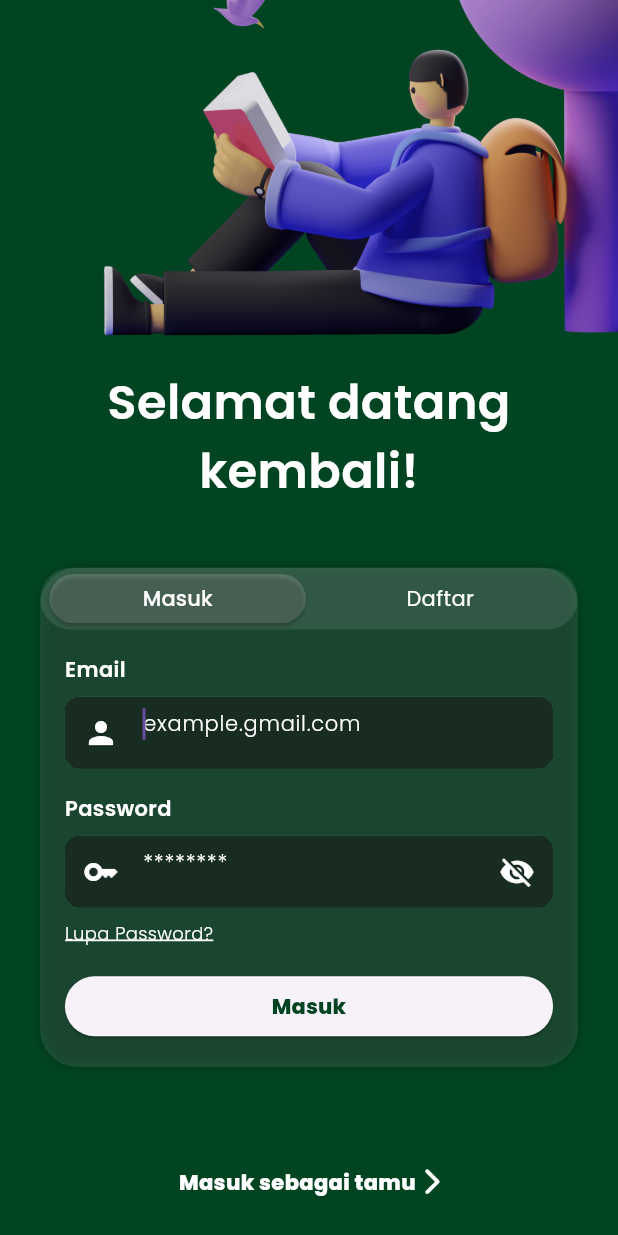
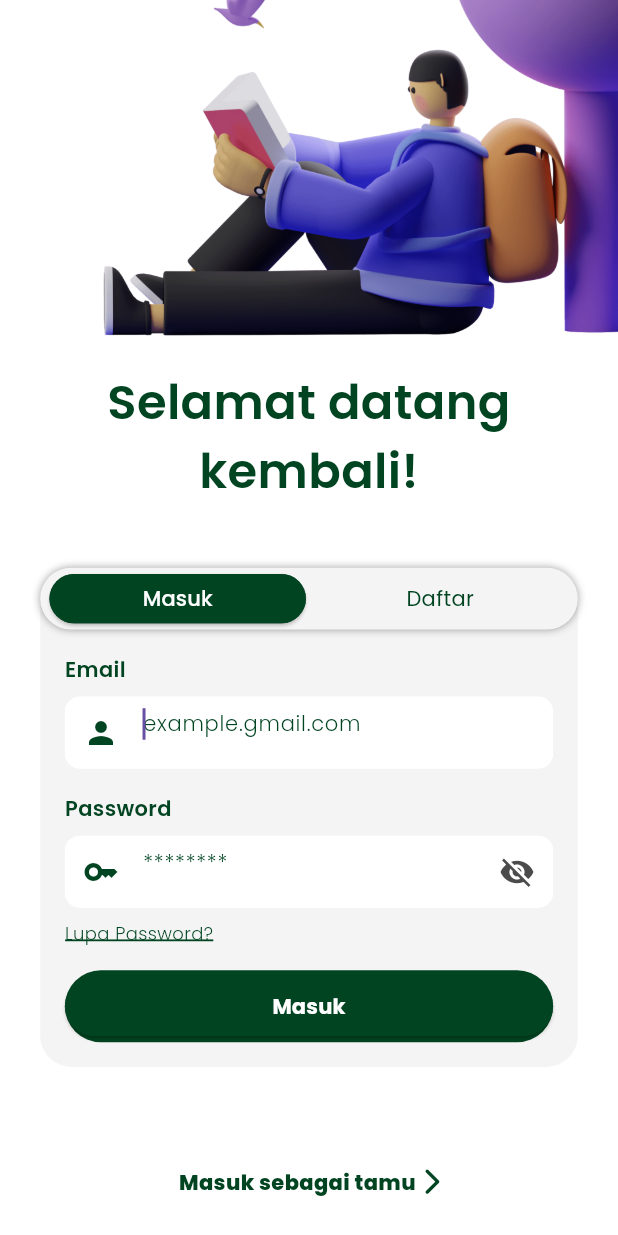
Before and after one commit to Amelinda2705/muslim-pocket, a Flutter app: the screen it shows after launch, item 3 of the bottom bar chosen, after a tap on "Masuk", on a phone screen of 412 x 824 dp. Run offline on Flutter 3.47's test engine with Material 3 defaults, Android fonts, the phone set to English and light mode, and no system bars; our stand-ins replace cloud_firestore, firebase_auth, firebase_core, flutter_local_notifications, font_awesome_flutter, geocoding and 2 more; missing offline and left inert: home_widget; accounts and stored records are empty.

Commit message:
justify spash area

```diff
--- a/lib/screens/profile/log_in.dart
+++ b/lib/screens/profile/log_in.dart
@@ -65,7 +65,7 @@ class _LoginPageState extends State<LoginPage> {
       body: SafeArea(
         child: Container(
           decoration: BoxDecoration(
-            color: Global().greenPrimary,
+            color: Global().white,
           ),
           child: CustomScrollView(
             slivers: <Widget>[
@@ -93,7 +93,7 @@ class _LoginPageState extends State<LoginPage> {
                                   style: TextStyle(
                                     fontSize: 32,
                                     fontWeight: Global().semiBold,
-                                    color: Global().white,
+                                    color: Global().greenPrimary,
                                   ),
                                   textAlign: TextAlign.center,
                                 ),
@@ -109,14 +109,8 @@ class _LoginPageState extends State<LoginPage> {
                         ),
                         width: width,
                         decoration: BoxDecoration(
-                          color: Global().bgLogin,
-                          borderRadius: BorderRadius.circular(25.0),
-                          boxShadow: const [
-                            BoxShadow(
-                              color: Colors.black26,
-                              blurRadius: 4.0,
-                            ),
-                          ],
+                          color: Global().bgBlur,
+                          borderRadius: BorderRadius.circular(21.0),
                         ),
                         child: Column(
                           children: [
@@ -128,21 +122,28 @@ class _LoginPageState extends State<LoginPage> {
                                 horizontal: width * .015,
                               ),
                               decoration: BoxDecoration(
-                                  color: Global().bgLogin,
-                                  borderRadius: BorderRadius.circular(21.0)),
+                                color: Global().bgBlur,
+                                borderRadius: BorderRadius.circular(21.0),
+                                boxShadow: const [
+                                  BoxShadow(
+                                    color: Colors.black38,
+                                    blurRadius: 4.0,
+                                  ),
+                                ],
+                              ),
                               child: Row(
                                 children: [
                                   Container(
                                     width: width * .415,
                                     decoration: BoxDecoration(
-                                        color: Global().bgLogin,
-                                        borderRadius:
-                                            BorderRadius.circular(30.0)),
+                                      color: Global().greenPrimary,
+                                      borderRadius: BorderRadius.circular(30.0),
+                                    ),
                                     child: ElevatedButton(
                                       style: ButtonStyle(
                                         backgroundColor:
                                             MaterialStateProperty.all<Color>(
-                                          Global().bgLogin,
+                                          Global().greenPrimary,
                                         ),
                                       ),
                                       onPressed: () {
@@ -186,7 +187,7 @@ class _LoginPageState extends State<LoginPage> {
                                       child: Text(
                                         'Daftar',
                                         style: TextStyle(
-                                          color: Global().white,
+                                          color: Global().greenPrimary,
                                         ),
                                         textAlign: TextAlign.center,
                                       ),
@@ -207,7 +208,7 @@ class _LoginPageState extends State<LoginPage> {
                                   Text(
                                     'Email',
                                     style: TextStyle(
-                                      color: Global().white,
+                                      color: Global().greenPrimary,
                                       fontWeight: Global().semiBold,
                                       fontSize: 14,
                                     ),
@@ -226,7 +227,7 @@ class _LoginPageState extends State<LoginPage> {
                                   Text(
                                     'Password',
                                     style: TextStyle(
-                                      color: Global().white,
+                                      color: Global().greenPrimary,
                                       fontWeight: Global().semiBold,
                                       fontSize: 14,
                                     ),
@@ -243,30 +244,35 @@ class _LoginPageState extends State<LoginPage> {
                                   Text(
                                     'Lupa Password?',
                                     style: TextStyle(
-                                      color: Global().white,
+                                      color: Global().greenPrimary,
                                       fontSize: 12,
                                       fontWeight: Global().light,
                                       decoration: TextDecoration.underline,
                                       decorationThickness: 2,
-                                      decorationColor: Global().white,
+                                      decorationColor: Global().greenPrimary,
                                     ),
                                   ),
                                   SizedBox(height: height * .02),
-                                  SizedBox(
+
+                                  Container(
                                     width: double.infinity,
+                                    decoration: BoxDecoration(
+                                      color: Global().greenPrimary,
+                                      borderRadius: BorderRadius.circular(30.0),
+                                    ),
                                     child: ElevatedButton(
+                                      style: ButtonStyle(
+                                        backgroundColor:
+                                            MaterialStateProperty.all<Color>(
+                                          Global().greenPrimary,
+                                        ),
+                                      ),
                                       onPressed: () => _signUserIn(context),
-                                      child:
-                                          //  _isSigning
-                                          //     ? CircularProgressIndicator(
-                                          //         color: Colors.white,
-                                          //       )
-                                          //     :
-                                          Text(
+                                      child: Text(
                                         'Masuk',
                                         style: TextStyle(
-                                          color: Global().greenPrimary,
-                                          fontWeight: Global().extraBold,
+                                          color: Global().white,
+                                          fontWeight: Global().bold,
                                         ),
                                         textAlign: TextAlign.center,
                                       ),
@@ -327,7 +333,7 @@ class _LoginPageState extends State<LoginPage> {
                       Text(
                         'Masuk sebagai tamu',
                         style: TextStyle(
-                          color: Global().white,
+                          color: Global().greenPrimary,
                           fontWeight: Global().extraBold,
                         ),
                         textAlign: TextAlign.center,
@@ -338,7 +344,7 @@ class _LoginPageState extends State<LoginPage> {
                       FaIcon(
                         FontAwesomeIcons.chevronRight,
                         size: width * .045,
-                        color: Global().white,
+                        color: Global().greenPrimary,
                       ),
                     ],
                   ),
--- a/lib/screens/profile/profile_screen.dart
+++ b/lib/screens/profile/profile_screen.dart
@@ -185,6 +185,8 @@ class _ProfileScreenState extends State<ProfileScreen> {
                                           child: Text(
                                             "Keluar",
                                             style: TextStyle(
+                                              decoration:
+                                                  TextDecoration.underline,
                                               fontWeight: FontWeight.bold,
                                             ),
                                           ),
@@ -204,16 +206,7 @@ class _ProfileScreenState extends State<ProfileScreen> {
               ),
               Column(
                 children: [
-                  InkWell(
-                    onTap: () {
-                      Navigator.push(
-                        context,
-                        MaterialPageRoute(
-                          builder: (_) => const QuranScreen(),
-                        ),
-                      );
-                    },
-                    child: Container(
+                  Container(
                     height: height * .14,
                     margin: EdgeInsets.only(
                       bottom: height * .02,
@@ -224,6 +217,15 @@ class _ProfileScreenState extends State<ProfileScreen> {
                       color: Color(0xFFB3E6B9),
                       borderRadius: BorderRadius.all(Radius.circular(25)),
                     ),
+                    child: InkWell(
+                      onTap: () {
+                        Navigator.push(
+                          context,
+                          MaterialPageRoute(
+                            builder: (_) => const QuranScreen(),
+                          ),
+                        );
+                      },
                       child: Row(
                         mainAxisAlignment: MainAxisAlignment.center,
                         crossAxisAlignment: CrossAxisAlignment.center,
@@ -249,7 +251,16 @@ class _ProfileScreenState extends State<ProfileScreen> {
                     child: Row(
                       mainAxisAlignment: MainAxisAlignment.spaceBetween,
                       children: [
-                        InkWell(
+                        Container(
+                          width: width * .43,
+                          height: height * .16,
+                          padding:
+                              EdgeInsets.symmetric(horizontal: width * .06),
+                          decoration: const BoxDecoration(
+                            color: Color(0xFFB3E6B9),
+                            borderRadius: BorderRadius.all(Radius.circular(25)),
+                          ),
+                          child: InkWell(
                             onTap: () {
                               Navigator.push(
                                 context,
@@ -259,16 +270,6 @@ class _ProfileScreenState extends State<ProfileScreen> {
                                 ),
                               );
                             },
-                          child: Container(
-                            width: width * .43,
-                            height: height * .16,
-                            padding:
-                                EdgeInsets.symmetric(horizontal: width * .06),
-                            decoration: const BoxDecoration(
-                              color: Color(0xFFB3E6B9),
-                              borderRadius:
-                                  BorderRadius.all(Radius.circular(25)),
-                            ),
                             child: Column(
                               mainAxisAlignment: MainAxisAlignment.center,
                               crossAxisAlignment: CrossAxisAlignment.center,
@@ -292,7 +293,16 @@ class _ProfileScreenState extends State<ProfileScreen> {
                             ),
                           ),
                         ),
-                        InkWell(
+                        Container(
+                          width: width * .43,
+                          height: height * .16,
+                          padding:
+                              EdgeInsets.symmetric(horizontal: width * .06),
+                          decoration: const BoxDecoration(
+                            color: Color(0xFFB3E6B9),
+                            borderRadius: BorderRadius.all(Radius.circular(25)),
+                          ),
+                          child: InkWell(
                             onTap: () {
                               Navigator.push(
                                 context,
@@ -302,16 +312,6 @@ class _ProfileScreenState extends State<ProfileScreen> {
                                 ),
                               );
                             },
-                          child: Container(
-                            width: width * .43,
-                            height: height * .16,
-                            padding:
-                                EdgeInsets.symmetric(horizontal: width * .06),
-                            decoration: const BoxDecoration(
-                              color: Color(0xFFB3E6B9),
-                              borderRadius:
-                                  BorderRadius.all(Radius.circular(25)),
-                            ),
                             child: Column(
                               mainAxisAlignment: MainAxisAlignment.center,
                               crossAxisAlignment: CrossAxisAlignment.center,
--- a/lib/screens/profile/register.dart
+++ b/lib/screens/profile/register.dart
@@ -107,8 +107,8 @@ class _RegisterPageState extends State<RegisterPage> {
                         decoration: BoxDecoration(
                           color: Global().bgLogin,
                           borderRadius: BorderRadius.circular(25.0),
-                          boxShadow: [
-                            const BoxShadow(
+                          boxShadow: const [
+                            BoxShadow(
                               color: Colors.black26,
                               blurRadius: 4.0,
                             ),
--- a/lib/widgets/textfield_widget.dart
+++ b/lib/widgets/textfield_widget.dart
@@ -45,12 +45,12 @@ class _FormContainerWidgetState extends State<FormContainerWidget> {
       width: double.infinity,
       clipBehavior: Clip.hardEdge,
       decoration: BoxDecoration(
-        color: Global().bgLogin,
+        color: Global().white,
         borderRadius: BorderRadius.circular(10),
       ),
       child: TextFormField(
         style: TextStyle(
-          color: Global().white,
+          color: Global().greenPrimary,
           fontWeight: Global().light,
           fontSize: 14,
         ),
@@ -77,13 +77,13 @@ class _FormContainerWidgetState extends State<FormContainerWidget> {
         onFieldSubmitted: widget.onFieldSubmitted,
         decoration: InputDecoration(
           prefixIcon: widget.prefixIcon,
-          prefixIconColor: Global().white,
+          prefixIconColor: Global().greenPrimary,
           border: InputBorder.none,
           filled: true,
-          fillColor: Global().graySecondary,
+          fillColor: Global().white,
           hintText: widget.hintText,
           hintStyle: TextStyle(
-            color: Global().white,
+            color: Global().greenPrimary,
             fontWeight: Global().light,
             fontSize: 14,
           ),
@@ -96,7 +96,9 @@ class _FormContainerWidgetState extends State<FormContainerWidget> {
             child: widget.isPasswordField == true
                 ? Icon(
                     _obscureText ? Icons.visibility_off : Icons.visibility,
-                    color: _obscureText == false ? Colors.blue : Global().white,
+                    color: _obscureText == false
+                        ? Global().greenPrimary
+                        : Global().grayPrimary,
                   )
                 : const Text(""),
           ),
--- a/lib/widgets/tracker_widget.dart
+++ b/lib/widgets/tracker_widget.dart
@@ -454,10 +454,6 @@ class _TrackerWidgetState extends State<TrackerWidget> {
                       height: height * .36,
                       width: double.infinity,
                       alignment: Alignment.center,
-                      child: InkWell(
-                        onTap: () {
-                          Navigator.pushNamed(context, "login");
-                        },
                       child: Center(
                           child: Column(
                         mainAxisAlignment: MainAxisAlignment.center,
@@ -494,7 +490,7 @@ class _TrackerWidgetState extends State<TrackerWidget> {
                               ),
                               onPressed: () {
                                 Navigator.of(context)
-                                      .pushReplacement<void, void>(
+                                    .push(
                                   MaterialPageRoute(
                                     builder: (BuildContext context) =>
                                         LoginPage(),
@@ -514,7 +510,6 @@ class _TrackerWidgetState extends State<TrackerWidget> {
                           ),
                         ],
                       )),
-                      ),
                     ),
                   ),
                 ),
@@ -704,7 +699,8 @@ class _TrackerWidgetState extends State<TrackerWidget> {
                 return Column(
                   children: [
                     Column(
-                      children: List.generate(doc.data()!['checklists'].length,
+                      children: List.generate(
+                        doc.data()!['checklists'].length,
                         (index) {
                           String value = doc.data()!['checklists'][index];
                           bool isCheck = false;
@@ -764,7 +760,8 @@ class _TrackerWidgetState extends State<TrackerWidget> {
                               ),
                             ),
                           );
-                      }),
+                        },
+                      ),
                     ),
                     const SizedBox(
                       height: 16,
```
Also changed, not shown: lib/screens/quran/quran_surah_screen.dart (+15 -12 lines). Lines whose indentation alone changed are shown as unchanged.
